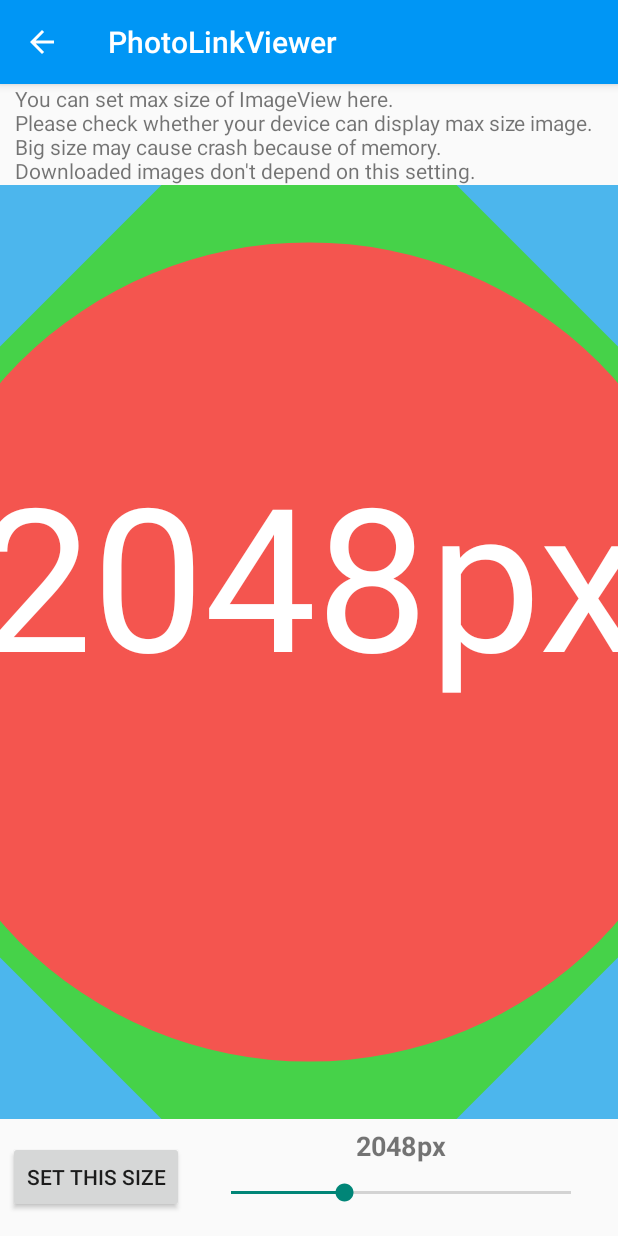
After one commit to nonylene/PhotoLinkViewer, an Android app: the MaxSizePreferenceActivity screen opened directly, with no data from a screen before it, on a phone screen of 412 x 824 dp. The commit adds this screen. Run offline under Robolectric (Android 15) with nearby library versions, the phone set to English and light mode, and no system bars; pictures from the network do not load.

Commit message:
set max size activity

```diff
--- a/app/src/main/AndroidManifest.xml
+++ b/app/src/main/AndroidManifest.xml
@@ -329,6 +329,13 @@
                 android:value=".Settings"/>
         </activity>
 
+        <activity
+            android:name=".MaxSizePreferenceActivity"
+            android:parentActivityName=".Settings">
+            <meta-data
+                android:name="android.support.PARENT_ACTIVITY"
+                android:value=".Settings"/>
+        </activity>
     </application>
 
 </manifest>
--- /dev/null
+++ b/app/src/main/java/net/nonylene/photolinkviewer/MaxSizePreferenceActivity.kt
@@ -0,0 +1,99 @@
+package net.nonylene.photolinkviewer
+
+import android.graphics.*
+import android.os.Bundle
+import android.preference.PreferenceManager
+import android.support.v7.app.AppCompatActivity
+import android.widget.*
+
+class MaxSizePreferenceActivity : AppCompatActivity() {
+
+    private var imageView: ImageView? = null
+    private var textView: TextView? = null
+    private var seekBar: SeekBar? = null
+    private var setButton: Button? = null
+
+    private val blackPaint = Paint().apply {
+        color = Color.BLACK
+    }
+    private val bluePaint = Paint().apply {
+        style = Paint.Style.FILL
+        color = Color.parseColor("#4cb6ed")
+    }
+    private val greenPaint = Paint().apply {
+        style = Paint.Style.FILL
+        color = Color.parseColor("#46d249")
+    }
+    private val redPaint = Paint().apply {
+        style = Paint.Style.FILL
+        color = Color.parseColor("#f4554f")
+    }
+    private val textPaint = Paint().apply {
+        color = Color.WHITE
+        textSize = 200f
+        textAlign = Paint.Align.CENTER
+    }
+
+    override fun onCreate(savedInstanceState: Bundle?) {
+        super.onCreate(savedInstanceState)
+
+        setContentView(R.layout.activity_max_preference)
+
+        imageView = findViewById(R.id.imageView) as ImageView?
+        textView = findViewById(R.id.textView) as TextView?
+        seekBar = findViewById(R.id.seekBar) as SeekBar?
+        setButton = findViewById(R.id.setButton) as Button?
+
+        seekBar!!.setOnSeekBarChangeListener(object : SeekBar.OnSeekBarChangeListener {
+            override fun onProgressChanged(seekBar: SeekBar?, progress: Int, fromUser: Boolean) {
+                textView!!.text = "${(progress + 1) * 1024}px"
+            }
+
+            override fun onStartTrackingTouch(seekBar: SeekBar?) {
+                setButton!!.isEnabled = false
+            }
+
+            override fun onStopTrackingTouch(seekBar: SeekBar?) {
+                updateImageView(seekBar!!.progress)
+                setButton!!.isEnabled = true
+            }
+        })
+
+        val sharedPref = PreferenceManager.getDefaultSharedPreferences(this)
+
+        setButton!!.setOnClickListener {
+            val size = seekBar!!.progress + 1
+            sharedPref.edit().putInt("imageview_max_size", size).apply()
+            Toast.makeText(this.applicationContext, "Set max size to ${size * 1024}px!", Toast.LENGTH_LONG).show()
+        }
+
+        val index = sharedPref.getInt("imageview_max_size", 2) - 1;
+        updateImageView(index)
+        seekBar!!.progress = index
+    }
+
+    private fun updateImageView(index: Int) {
+        imageView!!.setImageBitmap(null)
+        val size = (index + 1) * 1024
+        val s2 = size / 2f
+        val scaledBitmap = Bitmap.createBitmap(size, size, Bitmap.Config.ARGB_8888)
+        val canvas = Canvas(scaledBitmap)
+        // background
+        canvas.drawRect(0f, 0f, size.toFloat(), size.toFloat(), blackPaint)
+        // circle
+        canvas.drawCircle(s2, s2, size / 3f, bluePaint)
+        // rhombus
+        canvas.drawPath(Path().apply {
+            val s5 = size / 5f
+            moveTo(s2, s5)
+            lineTo(s5, s2)
+            lineTo(s2, s5 * 4)
+            lineTo(s5 * 4, s2)
+            close()
+        }, greenPaint)
+        canvas.drawCircle(s2, s2, size / 5f, redPaint)
+        canvas.drawText("${size}px", s2, s2, textPaint)
+        imageView!!.setImageBitmap(scaledBitmap)
+    }
+
+}
--- a/app/src/main/java/net/nonylene/photolinkviewer/fragment/ShowFragment.kt
+++ b/app/src/main/java/net/nonylene/photolinkviewer/fragment/ShowFragment.kt
@@ -16,6 +16,7 @@ import android.app.Fragment
 import android.os.Environment
 import android.preference.PreferenceManager
 import android.support.design.widget.Snackbar
+import android.support.v7.app.AlertDialog
 import android.text.TextUtils
 import android.view.GestureDetector
 import android.view.Gravity
@@ -253,7 +254,7 @@ class ShowFragment : Fragment() {
         }
 
         override fun onCreateLoader(id: Int, bundle: Bundle): Loader<AsyncHttpBitmap.Result> {
-            val max_size = 2048
+            val max_size = preferences!!.getInt("imageview_max_size", 2) * 1024
             return AsyncHttpBitmap(activity.applicationContext, bundle.getParcelable<PLVUrl>("plvurl"), max_size)
         }
 
@@ -331,6 +332,14 @@ class ShowFragment : Fragment() {
                         Snackbar.LENGTH_LONG)
                 .setAction(R.string.resize_action_message, View.OnClickListener {
                     // jump to detail
+                    AlertDialog.Builder(activity)
+                            .setTitle(getString(R.string.account_dialog_title))
+                            .setMessage("hogehoge")
+                            .setPositiveButton(getString(android.R.string.ok), null)
+                            .setNeutralButton("Preference", { dialogInterface, i ->
+
+                            })
+                            .create()
                 })
             }
         }
--- /dev/null
+++ b/app/src/main/res/layout/activity_max_preference.xml
@@ -0,0 +1,64 @@
+<?xml version="1.0" encoding="utf-8"?>
+<LinearLayout xmlns:android="http://schemas.android.com/apk/res/android"
+              android:layout_width="match_parent"
+              android:layout_height="match_parent"
+              android:orientation="vertical">
+
+    <TextView
+        android:layout_width="match_parent"
+        android:layout_height="wrap_content"
+        android:layout_gravity="center"
+        android:layout_marginLeft="10dp"
+        android:layout_marginRight="10dp"
+        android:text="You can set max size of ImageView here.\nPlease check whether your device can display max size image.\nBig size may cause crash because of memory.\nDownloaded images don't depend on this setting."
+        android:textAppearance="?android:attr/textAppearanceSmall"/>
+
+    <ImageView
+        android:id="@+id/imageView"
+        android:layout_width="match_parent"
+        android:layout_height="0dp"
+        android:layout_weight="1"
+        android:scaleType="center"/>
+
+    <LinearLayout
+        android:layout_width="match_parent"
+        android:layout_height="wrap_content"
+        android:orientation="horizontal">
+
+        <Button
+            android:id="@+id/setButton"
+            android:layout_width="wrap_content"
+            android:layout_height="wrap_content"
+            android:layout_gravity="center_vertical"
+            android:layout_marginLeft="5dp"
+            android:text="Set this size"/>
+
+        <LinearLayout
+            android:layout_width="0dp"
+            android:layout_height="wrap_content"
+            android:layout_weight="1"
+            android:orientation="vertical">
+
+            <TextView
+                android:id="@+id/textView"
+                android:layout_width="wrap_content"
+                android:layout_height="wrap_content"
+                android:layout_gravity="center"
+                android:layout_marginTop="5dp"
+                android:textSize="18sp"
+                android:textStyle="bold"/>
+
+            <SeekBar
+                android:id="@+id/seekBar"
+                android:layout_width="match_parent"
+                android:layout_height="wrap_content"
+                android:layout_marginBottom="20dp"
+                android:layout_marginLeft="15dp"
+                android:layout_marginRight="15dp"
+                android:layout_marginTop="10dp"
+                android:max="3"/>
+        </LinearLayout>
+    </LinearLayout>
+
+
+</LinearLayout>
--- a/app/src/main/res/xml/settings.xml
+++ b/app/src/main/res/xml/settings.xml
@@ -1,6 +1,9 @@
 <?xml version="1.0" encoding="utf-8"?>
 
 <PreferenceScreen xmlns:android="http://schemas.android.com/apk/res/android">
+
+    <PreferenceCategory
+        android:title="Account">
 
     <Preference
         android:summary="@string/pref_twitter_summary"
@@ -10,6 +13,20 @@
             android:targetClass="net.nonylene.photolinkviewer.TOAuth"
             android:targetPackage="net.nonylene.photolinkviewer"/>
     </Preference>
+
+
+        <Preference
+            android:key="instagram_preference"
+            android:summary="@string/instagram_preference_summary"
+            android:title="@string/instagram_pregerence_title"/>
+
+        <SwitchPreference
+            android:key="instagram_api"
+            android:summary="@string/instagram_api_summary"
+            android:title="@string/instagram_api_title"/>
+
+    </PreferenceCategory>
+
 
     <PreferenceCategory
         android:title="@string/display_title">
@@ -42,6 +59,14 @@
             android:summary="@string/adjust_summary"
             android:title="@string/adjust_title"/>
 
+        <Preference
+            android:summary="Tap to open"
+            android:title="Max preview image size">
+            <intent
+                android:action="android.intent.action.view"
+                android:targetClass="net.nonylene.photolinkviewer.MaxSizePreferenceActivity"
+                android:targetPackage="net.nonylene.photolinkviewer"/>
+        </Preference>
     </PreferenceCategory>
 
     <PreferenceCategory
@@ -94,22 +119,6 @@
                 android:summary="@string/double_zoom_summary"
                 android:title="@string/double_zoom_title"/>
 
-            <PreferenceCategory
-                android:title="@string/instagram_category_title">
-
-                <Preference
-                    android:key="instagram_preference"
-                    android:summary="@string/instagram_preference_summary"
-                    android:title="@string/instagram_pregerence_title"/>
-
-                <SwitchPreference
-                    android:key="instagram_api"
-                    android:summary="@string/instagram_api_summary"
-                    android:title="@string/instagram_api_title"/>
-
-            </PreferenceCategory>
-
-
         </PreferenceScreen>
 
         <Preference
```
